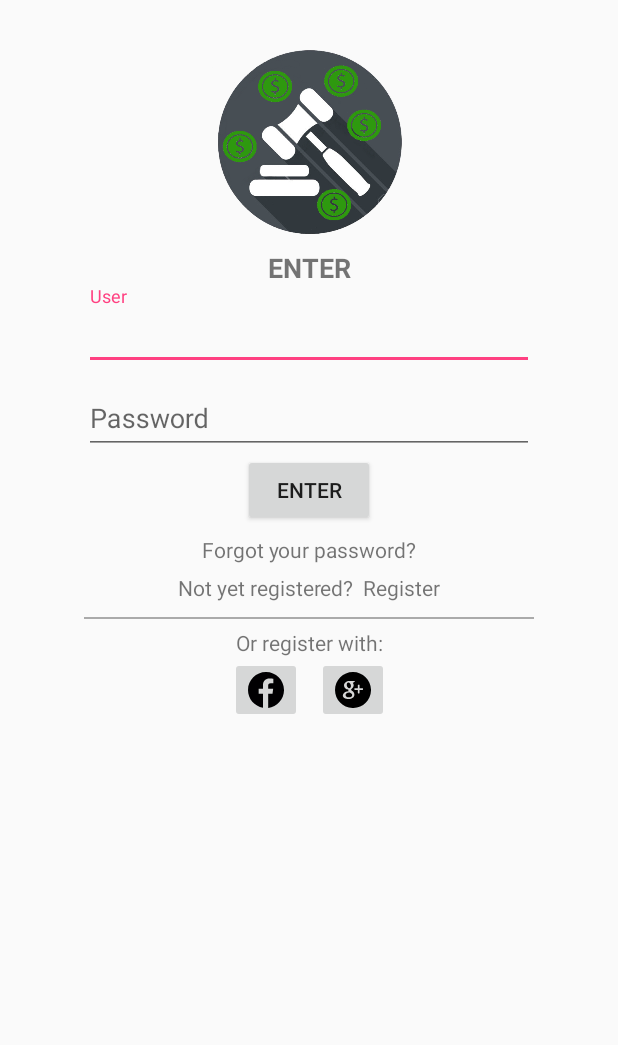
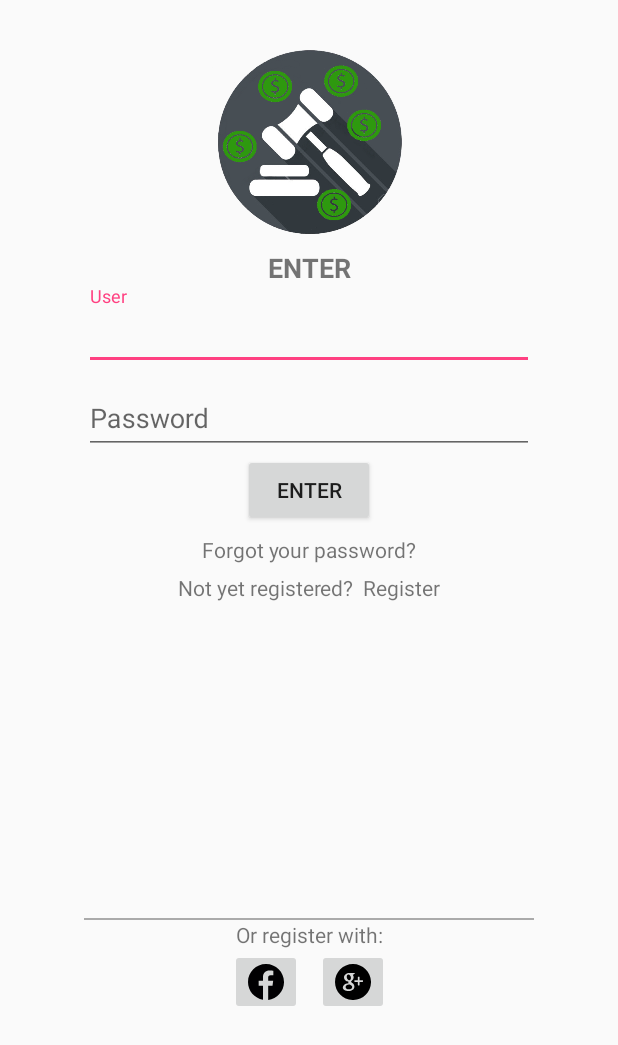
Before and after one commit to erick22se/AndroidApp, an Android app: the screen it shows after launch (LoginActivity), on a phone screen of 412 x 824 dp. Shown: the top 1045 px of the screen. Run offline under Robolectric (Android 15) with nearby library versions, the phone set to English and light mode, and no system bars; 1 statement that could not run was skipped.

Commit message:
Fixing problems

```diff
--- a/app/src/main/res/layout/activity_login.xml
+++ b/app/src/main/res/layout/activity_login.xml
@@ -15,8 +15,7 @@
         app:layout_constraintTop_toTopOf="parent"
         app:layout_constraintStart_toStartOf="parent"
         app:layout_constraintEnd_toEndOf="parent"
-        android:layout_margin="6dp"
-        tools:layout_editor_absoluteX="127dp" />
+        android:layout_margin="6dp" />
     <TextView
         android:id="@+id/enter_TextView"
         android:layout_width="wrap_content"
@@ -28,8 +27,7 @@
         android:layout_margin="6dp"
         android:textSize="18sp"
         android:textAllCaps="true"
-        android:textStyle="bold"
-        tools:layout_editor_absoluteX="165dp" />
+        android:textStyle="bold"/>
     <android.support.design.widget.TextInputLayout
         android:id="@+id/emailTextInputLayout"
         android:layout_width="300dp"
@@ -61,8 +59,7 @@
         android:text="@string/enter_text"
         app:layout_constraintStart_toStartOf="parent"
         app:layout_constraintEnd_toEndOf="parent"
-        app:layout_constraintTop_toBottomOf="@id/passwordTextInputLayout"
-        tools:layout_editor_absoluteX="148dp" />
+        app:layout_constraintTop_toBottomOf="@id/passwordTextInputLayout" />
 
     <TextView
         android:id="@+id/forgotpass_TextView"
@@ -72,8 +69,7 @@
         app:layout_constraintStart_toStartOf="parent"
         app:layout_constraintEnd_toEndOf="parent"
         app:layout_constraintTop_toBottomOf="@+id/enter_Button"
-        android:layout_margin="6dp"
-        tools:layout_editor_absoluteX="121dp" />
+        android:layout_margin="6dp" />
     <android.support.constraint.ConstraintLayout
         android:layout_width="wrap_content"
         android:layout_height="wrap_content"
@@ -81,24 +77,20 @@
         app:layout_constraintEnd_toEndOf="parent"
         app:layout_constraintTop_toBottomOf="@+id/forgotpass_TextView"
         android:layout_marginTop="6dp"
-        android:id="@+id/register_constraint"
-        tools:layout_editor_absoluteX="105dp">
+        android:id="@+id/register_constraint">
         <TextView
             android:id="@+id/notRegister_TextView"
             android:layout_width="wrap_content"
             android:layout_height="wrap_content"
             android:text="@string/notregistered_text"
-            android:layout_margin="6dp"
-            tools:layout_editor_absoluteY="49dp"
-            tools:layout_editor_absoluteX="0dp" />
+            android:layout_margin="6dp" />
         <TextView
             android:id="@+id/register_TextView"
             android:layout_width="wrap_content"
             android:layout_height="wrap_content"
             android:text="@string/register_text"
             app:layout_constraintLeft_toRightOf="@+id/notRegister_TextView"
-            android:layout_margin="6dp"
-            tools:layout_editor_absoluteY="49dp" />
+            android:layout_margin="6dp" />
 
     </android.support.constraint.ConstraintLayout>
 
@@ -110,8 +102,8 @@
         app:layout_constraintTop_toBottomOf="@+id/register_constraint"
         app:layout_constraintStart_toStartOf="parent"
         app:layout_constraintEnd_toEndOf="parent"
-        android:layout_margin="10dp"
-        tools:layout_editor_absoluteX="42dp" />
+        app:layout_constraintBottom_toBottomOf="parent"
+        android:layout_margin="10dp"/>
 
     <TextView
         android:id="@+id/orRegister_TexView"
@@ -120,9 +112,7 @@
         android:text="@string/orregister_text"
         app:layout_constraintStart_toStartOf="parent"
         app:layout_constraintEnd_toEndOf="parent"
-        app:layout_constraintTop_toBottomOf="@+id/separator"
-        android:layout_margin="6dp"
-        tools:layout_editor_absoluteX="143dp" />
+        app:layout_constraintTop_toBottomOf="@+id/separator"/>
     <android.support.constraint.ConstraintLayout
         android:layout_width="wrap_content"
         android:layout_height="wrap_content"
```
